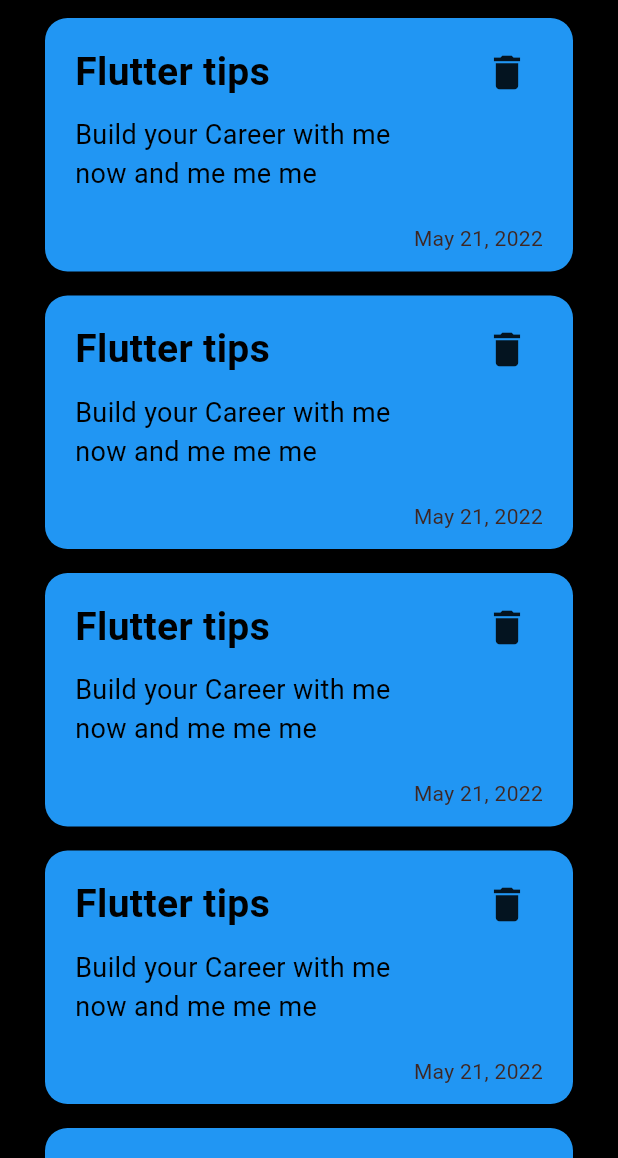
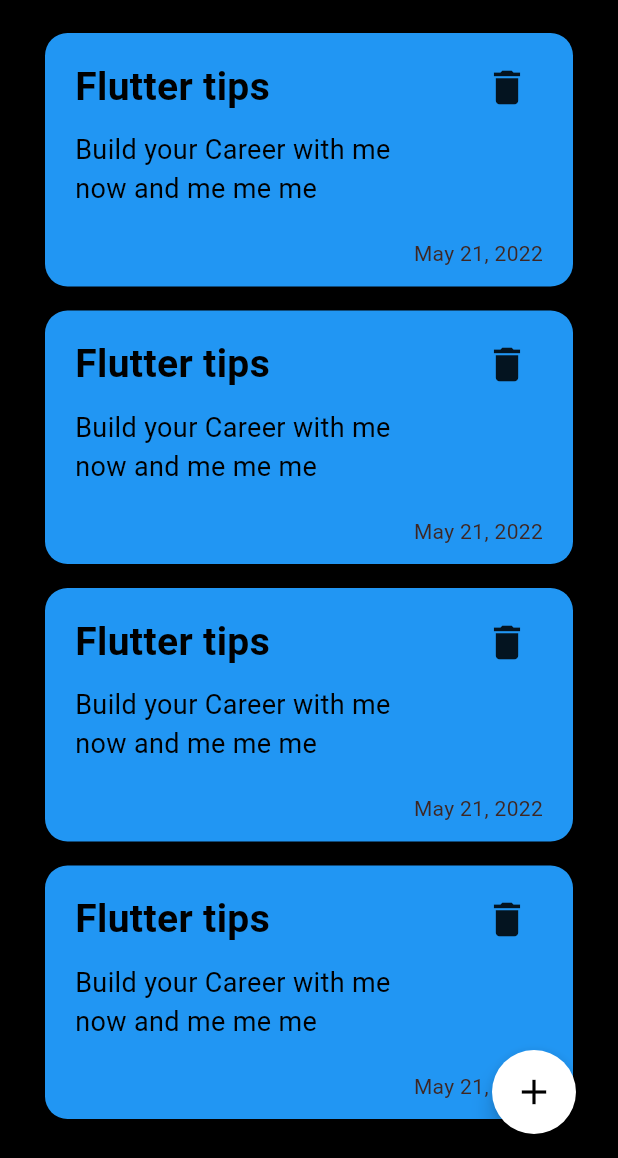
Before and after one commit to Adham1005/notes_app, a Flutter app: the screen it shows after launch, on a phone screen of 412 x 824 dp, the part 78-1236 px from its top. Run offline on Flutter 3.47's test engine with Material 3 defaults, Android fonts, the phone set to English and light mode, and no system bars.

```diff
--- a/lib/Views/notes_view.dart
+++ b/lib/Views/notes_view.dart
@@ -1,4 +1,5 @@
 import 'package:flutter/material.dart';
+import 'package:notes_app/Widgets/notes_bottomsheet_item.dart';
 import 'package:notes_app/Widgets/notes_item_card.dart';
 
 class NotesView extends StatelessWidget {
@@ -30,11 +31,34 @@ class NotesView extends StatelessWidget {
           ),
         ],
       ),
-      body: ListView.builder(
-        itemBuilder: (context, index) {
-          return NotesItem();
-        },
-        itemCount: 6,
+      body: Padding(
+        padding: const EdgeInsets.symmetric(vertical: 10.0),
+        child: ListView.builder(
+          padding: EdgeInsets.zero,
+          itemBuilder: (context, index) {
+            return NotesItem();
+          },
+          itemCount: 6,
+        ),
+      ),
+      floatingActionButton: Padding(
+        padding: const EdgeInsets.only(right: 12.0),
+        child: FloatingActionButton(
+          onPressed: () {
+            showModalBottomSheet(
+                context: context,
+                builder: (context) {
+                  return NotesBottomSheetItem();
+                });
+          },
+          backgroundColor: Colors.white,
+          shape: CircleBorder(),
+          child: Icon(
+            Icons.add,
+            color: Colors.black,
+            size: 28,
+          ),
+        ),
       ),
     );
   }
```
Also changed, not shown: lib/Widgets/custom_button.dart (added, +42 -0 lines), lib/Widgets/notes_bottomsheet_item.dart (added, +31 -0 lines), lib/Widgets/text_form_field.dart (added, +80 -0 lines).
